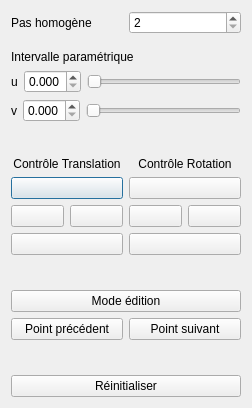
This is settings.ui in Anthiel/CetS3D_TP2 as Qt 5 draws it before an edit. The edited form follows.
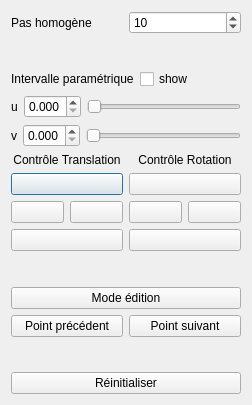
This is the edited form.

```diff
--- a/settings.ui
+++ b/settings.ui
@@ -7,7 +7,7 @@
     <x>0</x>
     <y>0</y>
     <width>252</width>
-    <height>408</height>
+    <height>405</height>
    </rect>
   </property>
   <property name="windowTitle">
@@ -33,16 +33,19 @@
             <number>2</number>
            </property>
            <property name="maximum">
-            <number>999</number>
+            <number>200</number>
+           </property>
+           <property name="value">
+            <number>10</number>
            </property>
           </widget>
          </item>
         </layout>
        </item>
+      </layout>
+     </item>
        <item>
-        <layout class="QVBoxLayout" name="verticalLayout_3">
-         <item>
-          <spacer name="verticalSpacer_4">
+      <spacer name="verticalSpacer_3">
            <property name="orientation">
             <enum>Qt::Vertical</enum>
            </property>
@@ -54,6 +57,10 @@
            </property>
           </spacer>
          </item>
+     <item>
+      <layout class="QVBoxLayout" name="verticalLayout_2">
+       <item>
+        <layout class="QHBoxLayout" name="horizontalLayout_14">
          <item>
           <widget class="QLabel" name="label_2">
            <property name="text">
@@ -62,7 +69,14 @@
           </widget>
          </item>
          <item>
-          <layout class="QVBoxLayout" name="verticalLayout_2">
+          <widget class="QCheckBox" name="checkShow">
+           <property name="text">
+            <string>show</string>
+           </property>
+          </widget>
+         </item>
+        </layout>
+       </item>
            <item>
             <layout class="QHBoxLayout" name="horizontalLayout_5">
              <item>
@@ -138,23 +152,6 @@
             </layout>
            </item>
           </layout>
-         </item>
-        </layout>
-       </item>
-      </layout>
-     </item>
-     <item>
-      <spacer name="verticalSpacer_3">
-       <property name="orientation">
-        <enum>Qt::Vertical</enum>
-       </property>
-       <property name="sizeHint" stdset="0">
-        <size>
-         <width>20</width>
-         <height>10</height>
-        </size>
-       </property>
-      </spacer>
      </item>
      <item>
       <layout class="QHBoxLayout" name="horizontalLayout_3">
```
Lines whose indentation alone changed are shown as unchanged.
